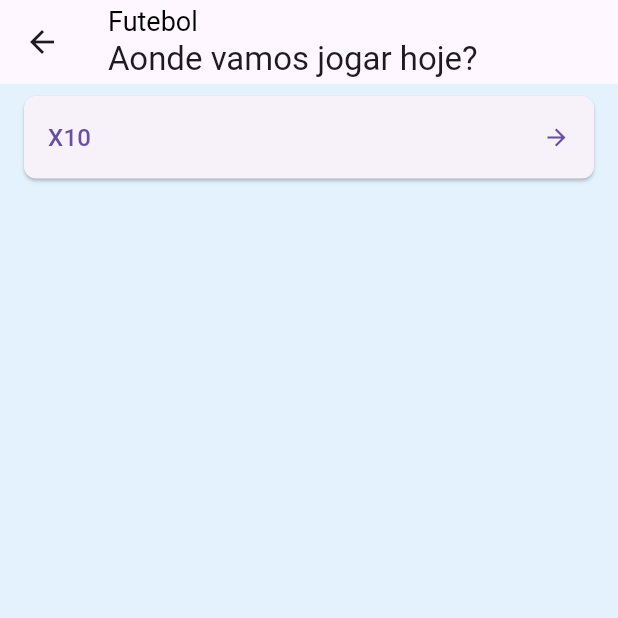
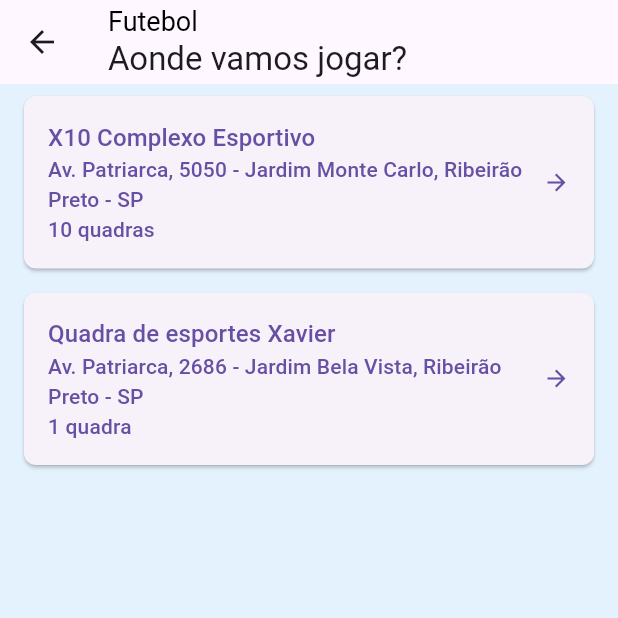
Before and after one commit to Pirath4/SportsApp, a Flutter app: the EsportesView screen opened directly, after a tap on "Futebol", on a phone screen of 412 x 824 dp, the top half of it. Run offline on Flutter 3.47's test engine with Material 3 defaults, Android fonts, the phone set to English and light mode, and no system bars; our stand-ins replace device_preview.

Commit message:
coloquei os enderecos dos locais

```diff
--- a/lib/controller/esportes_controller.dart
+++ b/lib/controller/esportes_controller.dart
@@ -1,8 +1,11 @@
 import 'package:flutter/material.dart';
-import 'package:flutter_app_teste/view/futebol_x10_view.dart';
+import 'package:flutter_app_teste/view/futebol_x10_1_view.dart';
 
 import '../models/class_view_model.dart';
+
 import '../view/futebol_1_view.dart';
+import '../view/futebol_xavier_1_view.dart';
+
 import '../view/voleibol_1_view.dart';
 
 
@@ -30,10 +33,12 @@ class EsportesController extends ChangeNotifier{
 }
 }
 
+//-------------------------------------------------------
 class QuadrasFutebolController extends ChangeNotifier{
 
   final List<QuadrasFutebolViewModel> _quadras = [
-    QuadrasFutebolViewModel(nome: 'X10', pagina: QuadraX10View()),
+    QuadrasFutebolViewModel(nome: 'X10 Complexo Esportivo', end: 'Av. Patriarca, 5050 - Jardim Monte Carlo, Ribeirão Preto - SP', qtdquadras: '10 quadras', pagina: QuadraX10View()),
+    QuadrasFutebolViewModel(nome: 'Quadra de esportes Xavier', end: 'Av. Patriarca, 2686 - Jardim Bela Vista, Ribeirão Preto - SP', qtdquadras: '1 quadra', pagina: QuadraXavierView()),
   ];
 
   bool _visualizarLista = true;
--- a/lib/models/class_view_model.dart
+++ b/lib/models/class_view_model.dart
@@ -9,7 +9,7 @@ class LoginViewModel {
     String email = emailController.text;
     String senha = senhaController.text;
 
-    if (email == "felipe" && senha == "123") {
+    if (email == "1" && senha == "2") {
       return true;
     } else {
       return false;
@@ -71,7 +71,9 @@ class EsportesViewModel {
 //------------------------------------------------------------
 class QuadrasFutebolViewModel {
   final String nome;
+  final String end;
+  final String qtdquadras;
   final Widget pagina;
 
-  QuadrasFutebolViewModel({required this.nome, required this.pagina});
+  QuadrasFutebolViewModel({required this.nome, required this.end, required this.qtdquadras, required this.pagina,});
 }
--- a/lib/view/1_4_esportes_view.dart
+++ b/lib/view/1_4_esportes_view.dart
@@ -10,10 +10,10 @@ class EsportesView extends StatelessWidget {
     return Scaffold(
       appBar: AppBar(
         title: Column(
-          crossAxisAlignment: CrossAxisAlignment.start,
+          crossAxisAlignment: CrossAxisAlignment.center,
           children: [
             Text('Esportes', style: TextStyle(color: Colors.black, fontSize: 18),),
-            Text('O que vamos praticar hoje?'),
+            Text('O que vamos praticar?', style: TextStyle(fontSize: 16),),
           ],
         ),
       ),
--- a/lib/view/futebol_1_view.dart
+++ b/lib/view/futebol_1_view.dart
@@ -3,17 +3,20 @@ import 'package:flutter/material.dart';
 import '../controller/esportes_controller.dart';
 
 class FutebolView extends StatelessWidget {
-    final QuadrasFutebolController controller = QuadrasFutebolController();
+  final QuadrasFutebolController controller = QuadrasFutebolController();
 
-@override
+  @override
   Widget build(BuildContext context) {
     return Scaffold(
       appBar: AppBar(
         title: Column(
           crossAxisAlignment: CrossAxisAlignment.start,
           children: [
-            Text('Futebol', style: TextStyle(color: Colors.black, fontSize: 18),),
-            Text('Aonde vamos jogar hoje?'),
+            Text(
+              'Futebol',
+              style: TextStyle(color: Colors.black, fontSize: 18),
+            ),
+            Text('Aonde vamos jogar?'),
           ],
         ),
       ),
@@ -28,7 +31,8 @@ class FutebolView extends StatelessWidget {
           final item = controller.quadras[index];
 
           return Padding(
-            padding: const EdgeInsets.symmetric(horizontal: 16.0, vertical: 8.0),
+            padding:
+                const EdgeInsets.symmetric(horizontal: 16.0, vertical: 8.0),
             child: ElevatedButton(
               style: ElevatedButton.styleFrom(
                 padding: EdgeInsets.all(16.0),
@@ -37,21 +41,32 @@ class FutebolView extends StatelessWidget {
                 ),
               ),
               onPressed: () {
-                Navigator.push(context,
+                Navigator.push(
+                  context,
                   MaterialPageRoute(builder: (context) => item.pagina),
                 );
               },
+
+              //---
               child: Row(
                 mainAxisAlignment: MainAxisAlignment.spaceBetween,
                 children: [
-                  Text(
-                    item.nome,
-                    style: TextStyle(fontSize: 16),
+                  Expanded(
+                    child: Column(
+                      crossAxisAlignment: CrossAxisAlignment.start,
+                      children: [
+                        Text(item.nome,style: TextStyle(fontSize: 16),overflow: TextOverflow.ellipsis,), // Adiciona "..." se o texto for muito grande
+                        Text(item.end,style: TextStyle(fontSize: 14)), // Evita o erro de overflow
+                        Text(item.qtdquadras,style: TextStyle(fontSize: 14),overflow:TextOverflow.ellipsis,), // Evita o erro de overflow
+                      ],
+                    ),
                   ),
                   Icon(Icons.arrow_forward),
                 ],
               ),
             ),
+
+            //--
           );
         },
       ),
--- a/lib/view/futebol_x10_1_view.dart
+++ b/lib/view/futebol_x10_1_view.dart
@@ -4,8 +4,12 @@ class QuadraX10View extends StatelessWidget {
   @override
   Widget build(BuildContext context) {
     return Scaffold(
-      appBar: AppBar(title: Text("X10")),
+      appBar: AppBar(title: Text("X10 Complexo Esportivo")),
+
+
       body: Center(child: Text("Quadras")),
+
+
     );
   }
 }
--- a/lib/view/futebol_xavier_1_view.dart
+++ b/lib/view/futebol_xavier_1_view.dart
@@ -4,8 +4,10 @@ class QuadraXavierView extends StatelessWidget {
   @override
   Widget build(BuildContext context) {
     return Scaffold(
-      appBar: AppBar(title: Text("Xavier")),
+      appBar: AppBar(title: Text("Quadra de esportes Xavier")),
+
       body: Center(child: Text("QUADRAS")),
+
     );
   }
 }
```
